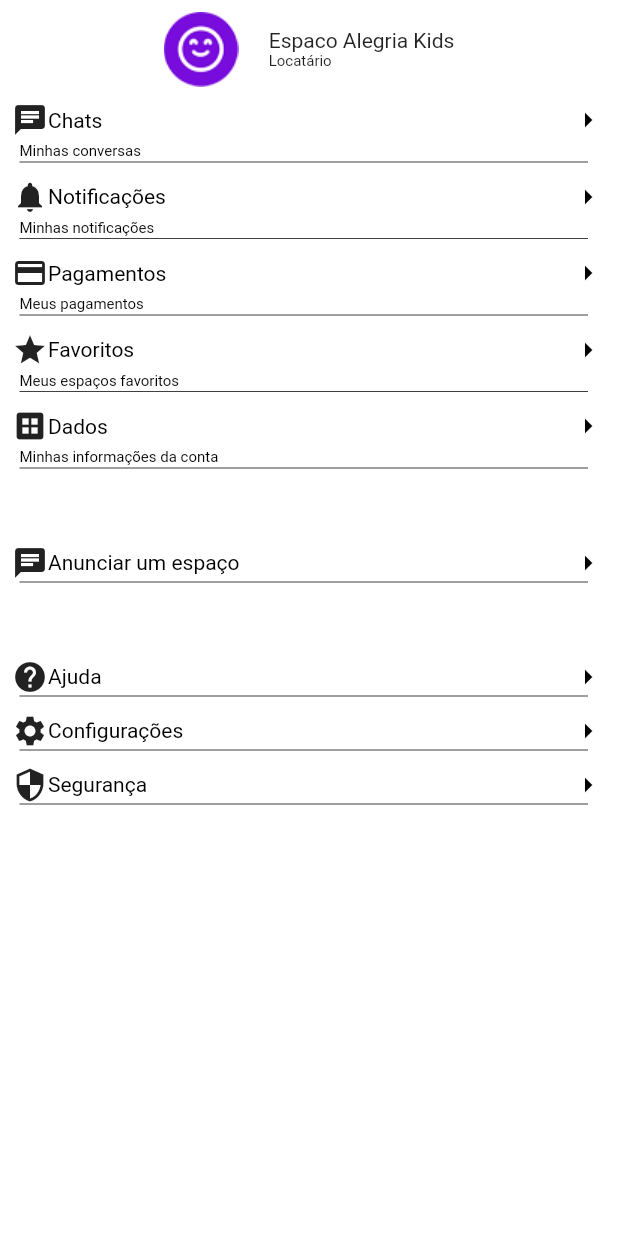
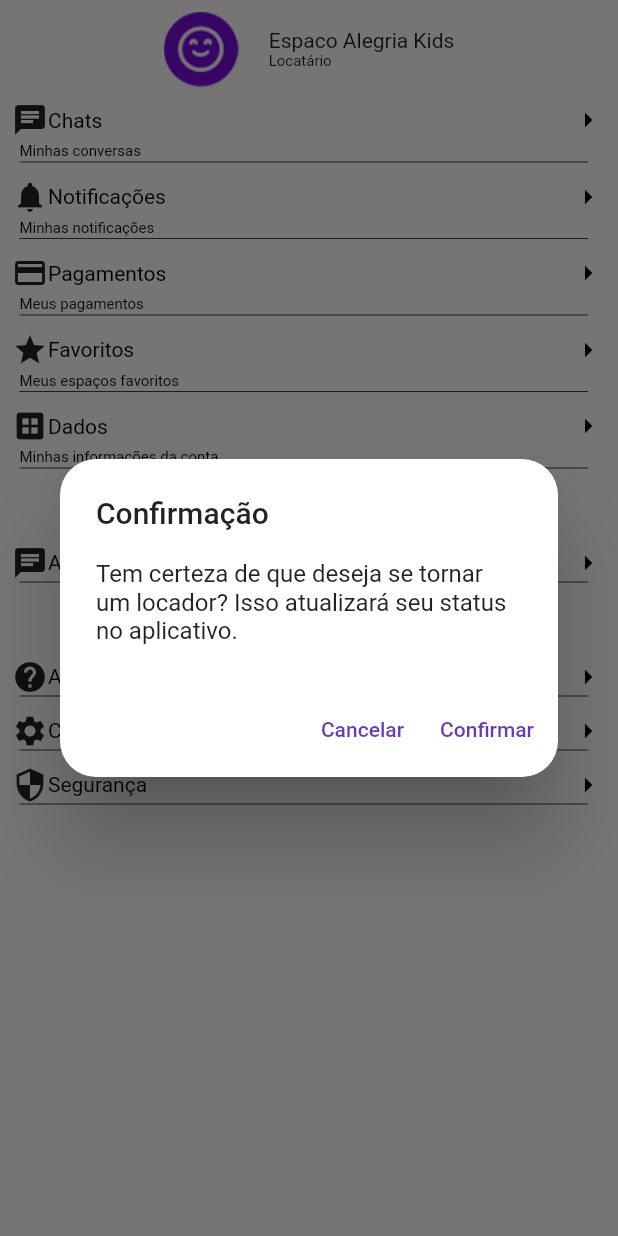
Before and after one commit to rodrigoaugusto99/git_flutter_festou, a Flutter app: the Account screen opened directly, after a tap on "Anunciar um espaço", on a phone screen of 412 x 824 dp. Run offline on Flutter 3.47's test engine with Material 2 defaults, Android fonts, the phone set to English and light mode, and no system bars; our stand-ins replace cloud_firestore, firebase_auth, firebase_core, flutter_riverpod, geocoding, google_maps_flutter and 3 more; missing offline and left inert: search_cep, validatorless; accounts and stored records are empty; generated files the repository leaves out were written again.

Commit message:
FESTOU-56: Desenvolver "Quero ser um Locador" de AccountPage

```diff
--- a/lib/main.dart
+++ b/lib/main.dart
@@ -6,6 +6,8 @@ import 'package:git_flutter_festou/src/core/ui/festou_nav_global_key.dart';
 import 'package:git_flutter_festou/src/features/auth/auth_page.dart';
 import 'package:git_flutter_festou/src/features/bottomNavBar/account%20options/dados/dados_page.dart';
 import 'package:git_flutter_festou/src/features/bottomNavBar/account%20options/help/help_page.dart';
+import 'package:git_flutter_festou/src/features/bottomNavBar/account%20options/locador/quero_ser_locador.dart';
+import 'package:git_flutter_festou/src/features/bottomNavBar/account.dart';
 import 'package:git_flutter_festou/src/features/bottomNavBar/bottomNavBarPage.dart';
 import 'package:git_flutter_festou/src/features/login/login_page.dart';
 import 'package:git_flutter_festou/src/features/register/space/space_register_page.dart';
@@ -37,6 +39,7 @@ class MyApp extends StatelessWidget {
         '/register/user/infos': (_) => const UserRegisterInfosPage(),
         '/account/help': (_) => const HelpPage(),
         '/account/dados': (_) => const DadosPage(),
+        '/account/locador': (_) => const QueroSerLocadorPage(),
       },
       theme: ThemeData(
         primarySwatch: Colors.deepPurple,
@@ -47,7 +50,7 @@ class MyApp extends StatelessWidget {
           ),
         ),
       ),
-      home: const DadosPage(),
+      home: const Account(),
     );
   }
 }
--- a/lib/src/features/bottomNavBar/account.dart
+++ b/lib/src/features/bottomNavBar/account.dart
@@ -1,16 +1,38 @@
 import 'package:flutter/material.dart';
 import 'package:git_flutter_festou/src/features/bottomNavBar/account%20options/help/help_page.dart';
 
-class Account extends StatefulWidget {
+class Account extends StatelessWidget {
   const Account({super.key});
 
   @override
-  State<Account> createState() => _AccountState();
-}
+  Widget build(BuildContext context) {
+    showConfirmationDialog() {
+      showDialog(
+        context: context,
+        builder: (BuildContext context) {
+          return AlertDialog(
+            title: const Text("Confirmação"),
+            content: const Text(
+                "Tem certeza de que deseja se tornar um locador? Isso atualizará seu status no aplicativo."),
+            actions: <Widget>[
+              TextButton(
+                onPressed: () {
+                  Navigator.of(context).pop(); // Fechar o diálogo
+                },
+                child: const Text("Cancelar"),
+              ),
+              TextButton(
+                onPressed: () {
+                  Navigator.of(context).pushNamed('/account/locador');
+                },
+                child: const Text("Confirmar"),
+              ),
+            ],
+          );
+        },
+      );
+    }
 
-class _AccountState extends State<Account> {
-  @override
-  Widget build(BuildContext context) {
     return Scaffold(
       backgroundColor: Colors.white,
       body: Padding(
@@ -68,7 +90,7 @@ class _AccountState extends State<Account> {
             AcountButton(
               text: 'Anunciar um espaço',
               icon: const Icon(Icons.chat),
-              onTap: () {},
+              onTap: showConfirmationDialog,
             ),
             const SizedBox(height: 40),
             AcountButton(
```
Also changed, not shown: lib/src/features/bottomNavBar/account options/locador/quero_ser_locador.dart (added, +46 -0 lines).
